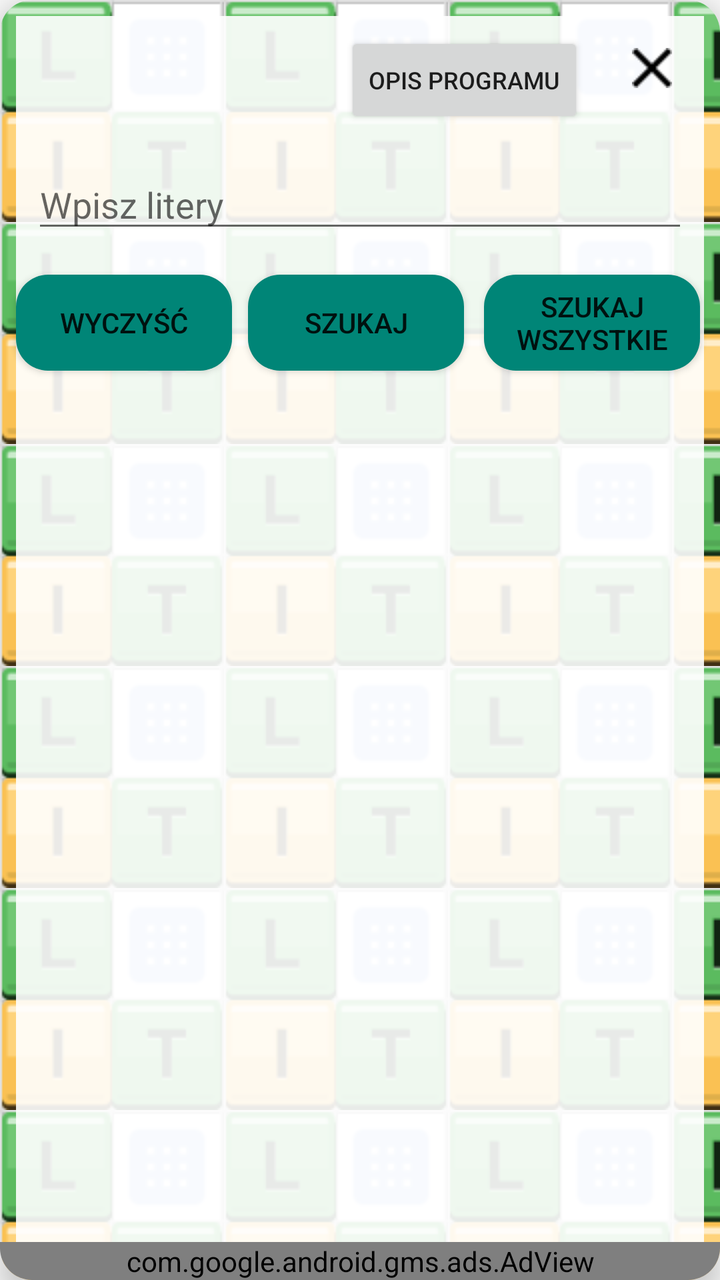
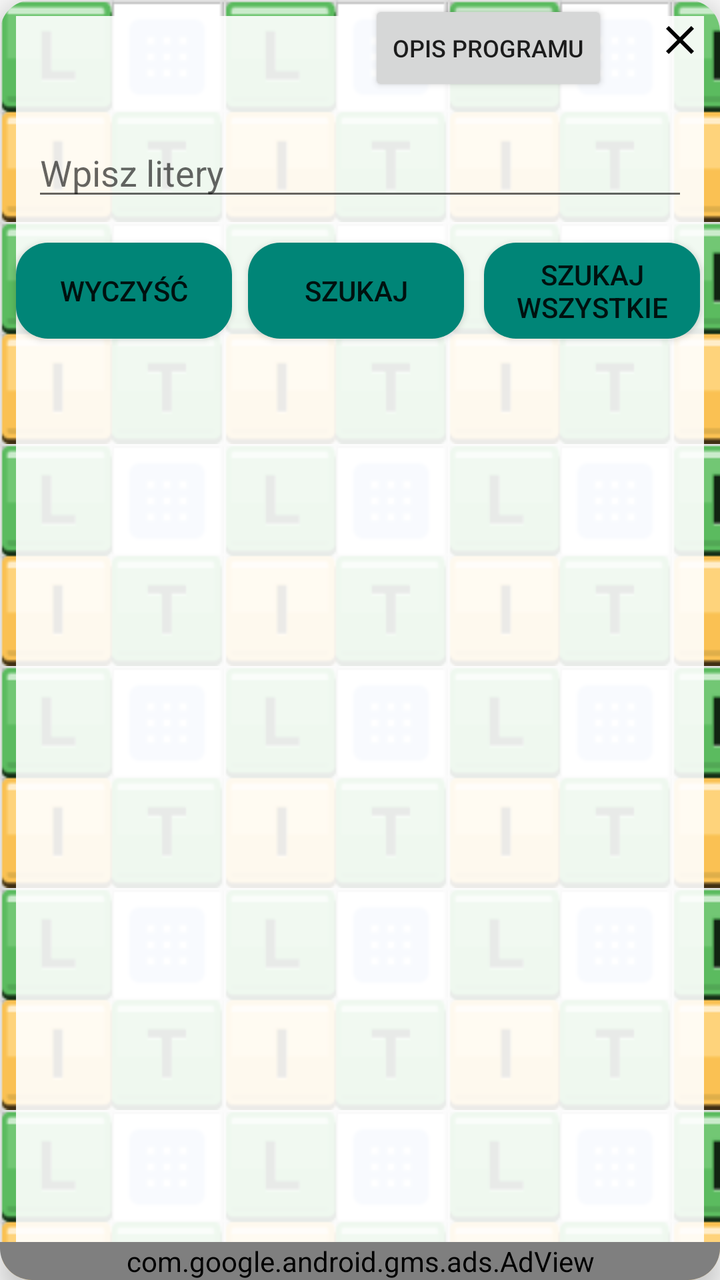

An Android layout rendered at two revisions. The XML below is the earlier revision; the diff shows what the commit changed to produce the second picture.
<!-- AndroidManifest.xml: application theme Theme.AppCompat.DayNight.NoActionBar -->
<!-- res/layout/activity_main.xml -->
<?xml version="1.0" encoding="utf-8"?>
<androidx.cardview.widget.CardView xmlns:android="http://schemas.android.com/apk/res/android"
    xmlns:app="http://schemas.android.com/apk/res-auto"
    xmlns:ads="http://schemas.android.com/apk/res-auto"
    android:layout_width="match_parent"
    android:layout_height="match_parent"
    android:layout_margin="16dp"
    app:cardCornerRadius="16dp"
    app:cardElevation="8dp"
    app:cardBackgroundColor="#FFFFFF">

        <androidx.constraintlayout.widget.ConstraintLayout
            android:layout_width="match_parent"
            android:layout_height="match_parent"
            android:background="@drawable/background">

                <ImageButton
                    android:id="@+id/closeButton"
                    android:layout_width="wrap_content"
                    android:layout_height="wrap_content"
                    android:src="@drawable/ic_close"
                    android:background="@drawable/imagebutton_background"
                    android:padding="8dp"
                    android:layout_marginEnd="16dp"
                    android:layout_marginTop="16dp"
                    app:layout_constraintEnd_toEndOf="parent"
                    app:layout_constraintTop_toTopOf="parent" />

                <Button
                    android:id="@+id/showDescriptionButton"
                    android:layout_width="wrap_content"
                    android:layout_height="wrap_content"
                    android:text="Opis Programu"
                    android:textSize="12sp"
                    android:layout_marginEnd="16dp"
                    app:layout_constraintEnd_toStartOf="@id/closeButton"
                    app:layout_constraintTop_toTopOf="@id/closeButton" />

                <TextView
                    android:id="@+id/programDescription"
                    android:layout_width="0dp"
                    android:layout_height="wrap_content"
                    android:visibility="gone"
                    android:padding="16dp"
                    android:textColor="#000000"
                    android:text="@string/program_description_html"
                    app:layout_constraintTop_toBottomOf="@id/showDescriptionButton"
                    app:layout_constraintStart_toStartOf="parent"
                    app:layout_constraintEnd_toEndOf="parent" />

                <ProgressBar
                    android:id="@+id/progressBar"
                    style="?android:attr/progressBarStyleHorizontal"
                    android:layout_width="0dp"
                    android:layout_height="wrap_content"
                    android:layout_marginStart="16dp"
                    android:layout_marginEnd="16dp"
                    android:layout_marginTop="8dp"
                    android:visibility="gone"
                    app:layout_constraintTop_toBottomOf="@id/programDescription"
                    app:layout_constraintStart_toStartOf="parent"
                    app:layout_constraintEnd_toEndOf="parent" />

                <EditText
                    android:id="@+id/inputField"
                    android:layout_width="0dp"
                    android:layout_height="wrap_content"
                    android:hint="Wpisz litery"
                    android:inputType="textNoSuggestions"
                    android:layout_marginStart="16dp"
                    android:layout_marginEnd="16dp"
                    android:layout_marginTop="16dp"
                    app:layout_constraintTop_toBottomOf="@id/progressBar"
                    app:layout_constraintStart_toStartOf="parent"
                    app:layout_constraintEnd_toEndOf="parent" />

                <Button
                    android:id="@+id/clearButton"
                    android:layout_width="0dp"
                    android:layout_height="wrap_content"
                    android:text="Wyczyść"
                    android:layout_marginStart="8dp"
                    android:layout_marginTop="16dp"
                    android:background="@drawable/button_background"
                    app:layout_constraintWidth_percent="0.3"
                    app:layout_constraintTop_toBottomOf="@id/inputField"
                    app:layout_constraintStart_toStartOf="parent" />

                <Button
                    android:id="@+id/searchFromAllButton"
                    android:layout_width="0dp"
                    android:layout_height="wrap_content"
                    android:text="Szukaj"
                    android:layout_marginStart="8dp"
                    android:layout_marginTop="16dp"
                    android:background="@drawable/button_background"
                    app:layout_constraintWidth_percent="0.3"
                    app:layout_constraintTop_toBottomOf="@id/inputField"
                    app:layout_constraintStart_toEndOf="@id/clearButton" />

                <Button
                    android:id="@+id/searchAllButton"
                    android:layout_width="0dp"
                    android:layout_height="wrap_content"
                    android:text="Szukaj wszystkie"
                    android:layout_marginStart="8dp"
                    android:layout_marginTop="16dp"
                    android:layout_marginEnd="8dp"
                    android:background="@drawable/button_background"
                    app:layout_constraintWidth_percent="0.3"
                    app:layout_constraintTop_toBottomOf="@id/inputField"
                    app:layout_constraintStart_toEndOf="@id/searchFromAllButton"
                    app:layout_constraintEnd_toEndOf="parent" />

                <ListView
                    android:id="@+id/wordList"
                    android:layout_width="0dp"
                    android:layout_height="0dp"
                    android:layout_margin="16dp"
                    app:layout_constraintTop_toBottomOf="@id/searchAllButton"
                    app:layout_constraintStart_toStartOf="parent"
                    app:layout_constraintEnd_toEndOf="parent"
                    app:layout_constraintBottom_toTopOf="@id/infoLabel" />

                <TextView
                    android:id="@+id/infoLabel"
                    android:layout_width="0dp"
                    android:layout_height="wrap_content"
                    android:text=""
                    android:textAlignment="center"
                    android:textColor="@android:color/holo_green_dark"
                    android:layout_margin="16dp"
                    app:layout_constraintBottom_toTopOf="@id/adView"
                    app:layout_constraintStart_toStartOf="parent"
                    app:layout_constraintEnd_toEndOf="parent" />

                <com.google.android.gms.ads.AdView
                    android:id="@+id/adView"
                    android:layout_width="match_parent"
                    android:layout_height="wrap_content"
                    ads:adSize="BANNER"
                    ads:adUnitId="ca-app-pub-3940256099942544/6300978111"
                    app:layout_constraintBottom_toBottomOf="parent"
                    app:layout_constraintStart_toStartOf="parent"
                    app:layout_constraintEnd_toEndOf="parent" />

        </androidx.constraintlayout.widget.ConstraintLayout>
</androidx.cardview.widget.CardView>
<!-- resources referenced by this layout -->
<resources>
  <!-- drawable background (drawable) -->
  <layer-list xmlns:android="http://schemas.android.com/apk/res/android">
      <item>
          <bitmap
              android:src="@drawable/literaki_plansza"
              android:tileMode="repeat"
              android:gravity="top|left" />
      </item>
      <item android:bottom="8dp" android:left="8dp" android:right="8dp" android:top="8dp">
          <shape android:shape="rectangle">
              <solid android:color="#E6FFFFFF"/>
          </shape>
      </item>
  </layer-list>
  <!-- drawable button_background (drawable) -->
  <shape xmlns:android="http://schemas.android.com/apk/res/android">
      <solid android:color="?android:attr/colorAccent"/>
      <corners android:radius="16dp"/>
  </shape>
  <!-- drawable ic_close: png bitmap (drawable, 242 bytes) -->
  <!-- drawable imagebutton_background (drawable) -->
  <shape xmlns:android="http://schemas.android.com/apk/res/android"
      android:shape="rectangle">
      <solid android:color="@android:color/transparent" /> 
      <corners android:radius="8dp" /> 
  </shape>
  <string name="program_description_html">
  Program LITERA umożliwia wyszukiwanie słów na podstawie wprowadzonych liter i spacji.
  W polu tekstowym możesz wprowadzić litery i maksymalnie jedną spację, z których chcesz ułożyć słowa.
  Po wciśnięciu przycisku SZUKAJ program znajdzie wszystkie słowa, które można ułożyć z wszystkich podanych liter.
  Jeśli wciśniesz przycisk SZUKAJ WSZYSTKIE program znajdzie wszystkie słowa, które można ułożyć z podanych znaków, niekoniecznie z wszystkich.
  Jeśli wśród wpisanych znaków jest spacja program zastępuje ją po kolei wszystkimi literami polskiego alfabetu. Uwaga ! - duża ilość liter i spacja może spowodować długie szukanie słów. Zależy to od szybkości urządzenia.
          
          Autor programu: Mariusz Jurczyk-Kepke, e-mail: mariokey@go2.pl
      </string>
  <!-- drawable literaki_plansza: png bitmap (drawable, 2555 bytes) -->
</resources>

<!-- the commit's change to res/layout/activity_main.xml (unified diff, before → after) -->
@@ -10,6 +10,7 @@
     app:cardBackgroundColor="#FFFFFF">
 
         <androidx.constraintlayout.widget.ConstraintLayout
+            android:id="@+id/mainLayout"
             android:layout_width="match_parent"
             android:layout_height="match_parent"
             android:background="@drawable/background">
@@ -19,20 +20,21 @@
                     android:layout_width="wrap_content"
                     android:layout_height="wrap_content"
                     android:src="@drawable/ic_close"
-                    android:background="@drawable/imagebutton_background"
+                    android:background="?attr/selectableItemBackgroundBorderless"
+                    android:contentDescription="@string/close_button"
+                    android:onClick="onCloseButtonClick"
                     android:padding="8dp"
-                    android:layout_marginEnd="16dp"
-                    android:layout_marginTop="16dp"
                     app:layout_constraintEnd_toEndOf="parent"
                     app:layout_constraintTop_toTopOf="parent" />
+
 
                 <Button
                     android:id="@+id/showDescriptionButton"
                     android:layout_width="wrap_content"
                     android:layout_height="wrap_content"
+                    android:layout_marginEnd="16dp"
                     android:text="Opis Programu"
                     android:textSize="12sp"
-                    android:layout_marginEnd="16dp"
                     app:layout_constraintEnd_toStartOf="@id/closeButton"
                     app:layout_constraintTop_toTopOf="@id/closeButton" />
 
@@ -40,13 +42,13 @@
                     android:id="@+id/programDescription"
                     android:layout_width="0dp"
                     android:layout_height="wrap_content"
+                    android:padding="16dp"
+                    android:text="@string/program_description_html"
+                    android:textColor="#000000"
                     android:visibility="gone"
-                    android:padding="16dp"
-                    android:textColor="#000000"
-                    android:text="@string/program_description_html"
-                    app:layout_constraintTop_toBottomOf="@id/showDescriptionButton"
+                    app:layout_constraintEnd_toEndOf="parent"
                     app:layout_constraintStart_toStartOf="parent"
-                    app:layout_constraintEnd_toEndOf="parent" />
+                    app:layout_constraintTop_toBottomOf="@id/showDescriptionButton" />
 
                 <ProgressBar
                     android:id="@+id/progressBar"
@@ -54,85 +56,85 @@
                     android:layout_width="0dp"
                     android:layout_height="wrap_content"
                     android:layout_marginStart="16dp"
+                    android:layout_marginTop="8dp"
                     android:layout_marginEnd="16dp"
-                    android:layout_marginTop="8dp"
                     android:visibility="gone"
-                    app:layout_constraintTop_toBottomOf="@id/programDescription"
+                    app:layout_constraintEnd_toEndOf="parent"
                     app:layout_constraintStart_toStartOf="parent"
-                    app:layout_constraintEnd_toEndOf="parent" />
+                    app:layout_constraintTop_toBottomOf="@id/programDescription" />
 
                 <EditText
                     android:id="@+id/inputField"
                     android:layout_width="0dp"
                     android:layout_height="wrap_content"
+                    android:layout_marginStart="16dp"
+                    android:layout_marginTop="16dp"
+                    android:layout_marginEnd="16dp"
                     android:hint="Wpisz litery"
                     android:inputType="textNoSuggestions"
-                    android:layout_marginStart="16dp"
-                    android:layout_marginEnd="16dp"
-                    android:layout_marginTop="16dp"
-                    app:layout_constraintTop_toBottomOf="@id/progressBar"
+                    app:layout_constraintEnd_toEndOf="parent"
                     app:layout_constraintStart_toStartOf="parent"
-                    app:layout_constraintEnd_toEndOf="parent" />
+                    app:layout_constraintTop_toBottomOf="@id/progressBar" />
 
                 <Button
                     android:id="@+id/clearButton"
                     android:layout_width="0dp"
                     android:layout_height="wrap_content"
-                    android:text="Wyczyść"
                     android:layout_marginStart="8dp"
                     android:layout_marginTop="16dp"
                     android:background="@drawable/button_background"
-                    app:layout_constraintWidth_percent="0.3"
+                    android:text="Wyczyść"
+                    app:layout_constraintStart_toStartOf="parent"
                     app:layout_constraintTop_toBottomOf="@id/inputField"
-                    app:layout_constraintStart_toStartOf="parent" />
+                    app:layout_constraintWidth_percent="0.3" />
 
                 <Button
                     android:id="@+id/searchFromAllButton"
                     android:layout_width="0dp"
                     android:layout_height="wrap_content"
-                    android:text="Szukaj"
                     android:layout_marginStart="8dp"
                     android:layout_marginTop="16dp"
                     android:background="@drawable/button_background"
-                    app:layout_constraintWidth_percent="0.3"
+                    android:text="Szukaj"
+                    app:layout_constraintStart_toEndOf="@id/clearButton"
                     app:layout_constraintTop_toBottomOf="@id/inputField"
-                    app:layout_constraintStart_toEndOf="@id/clearButton" />
+                    app:layout_constraintWidth_percent="0.3" />
 
                 <Button
                     android:id="@+id/searchAllButton"
                     android:layout_width="0dp"
                     android:layout_height="wrap_content"
-                    android:text="Szukaj wszystkie"
                     android:layout_marginStart="8dp"
                     android:layout_marginTop="16dp"
                     android:layout_marginEnd="8dp"
                     android:background="@drawable/button_background"
-                    app:layout_constraintWidth_percent="0.3"
+                    android:text="Szukaj wszystkie"
+                    app:layout_constraintEnd_toEndOf="parent"
+                    app:layout_constraintStart_toEndOf="@id/searchFromAllButton"
                     app:layout_constraintTop_toBottomOf="@id/inputField"
-                    app:layout_constraintStart_toEndOf="@id/searchFromAllButton"
-                    app:layout_constraintEnd_toEndOf="parent" />
+                    app:layout_constraintWidth_percent="0.3" />
 
                 <ListView
                     android:id="@+id/wordList"
                     android:layout_width="0dp"
                     android:layout_height="0dp"
                     android:layout_margin="16dp"
-                    app:layout_constraintTop_toBottomOf="@id/searchAllButton"
+                    app:layout_constraintBottom_toTopOf="@+id/infoLabel"
+                    app:layout_constraintEnd_toEndOf="parent"
                     app:layout_constraintStart_toStartOf="parent"
-                    app:layout_constraintEnd_toEndOf="parent"
-                    app:layout_constraintBottom_toTopOf="@id/infoLabel" />
+                    app:layout_constraintTop_toBottomOf="@id/searchAllButton" />
 
                 <TextView
                     android:id="@+id/infoLabel"
                     android:layout_width="0dp"
                     android:layout_height="wrap_content"
+                    android:layout_margin="16dp"
                     android:text=""
                     android:textAlignment="center"
                     android:textColor="@android:color/holo_green_dark"
-                    android:layout_margin="16dp"
-                    app:layout_constraintBottom_toTopOf="@id/adView"
-                    app:layout_constraintStart_toStartOf="parent"
-                    app:layout_constraintEnd_toEndOf="parent" />
+                    app:layout_constraintBottom_toTopOf="@+id/adView"
+                    app:layout_constraintEnd_toEndOf="parent"
+                    app:layout_constraintStart_toStartOf="parent" />
 
                 <com.google.android.gms.ads.AdView
                     android:id="@+id/adView"
@@ -141,8 +143,8 @@
                     ads:adSize="BANNER"
                     ads:adUnitId="ca-app-pub-3940256099942544/6300978111"
                     app:layout_constraintBottom_toBottomOf="parent"
-                    app:layout_constraintStart_toStartOf="parent"
-                    app:layout_constraintEnd_toEndOf="parent" />
+                    app:layout_constraintEnd_toEndOf="parent"
+                    app:layout_constraintStart_toStartOf="parent" />
 
         </androidx.constraintlayout.widget.ConstraintLayout>
 </androidx.cardview.widget.CardView>
<!-- resource entries referenced after the edit -->
@@ -19,13 +19,18 @@
       <solid android:color="?android:attr/colorAccent"/>
       <corners android:radius="16dp"/>
   </shape>
-  <!-- drawable ic_close: png bitmap (drawable, 242 bytes) -->
-  <!-- drawable imagebutton_background (drawable) -->
-  <shape xmlns:android="http://schemas.android.com/apk/res/android"
-      android:shape="rectangle">
-      <solid android:color="@android:color/transparent" /> 
-      <corners android:radius="8dp" /> 
-  </shape>
+  <!-- drawable ic_close (drawable) -->
+  <vector xmlns:android="http://schemas.android.com/apk/res/android"
+      android:width="24dp"
+      android:height="24dp"
+      android:viewportWidth="24.0"
+      android:viewportHeight="24.0">
+  
+      <path
+          android:fillColor="#FF000000"
+          android:pathData="M19,6.41L17.59,5 12,10.59 6.41,5 5,6.41 10.59,12 5,17.59 6.41,19 12,13.41 17.59,19 19,17.59 13.41,12z"/>
+  </vector>
+  <string name="close_button">Close</string>
   <string name="program_description_html">
   Program LITERA umożliwia wyszukiwanie słów na podstawie wprowadzonych liter i spacji.
   W polu tekstowym możesz wprowadzić litery i maksymalnie jedną spację, z których chcesz ułożyć słowa.
